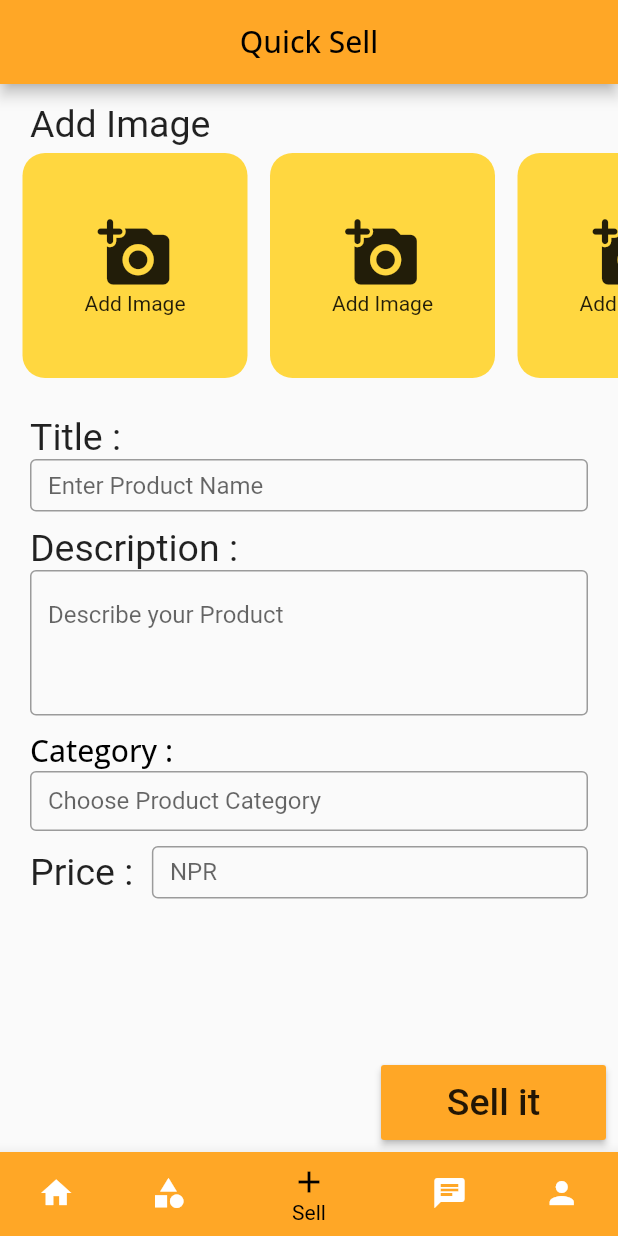
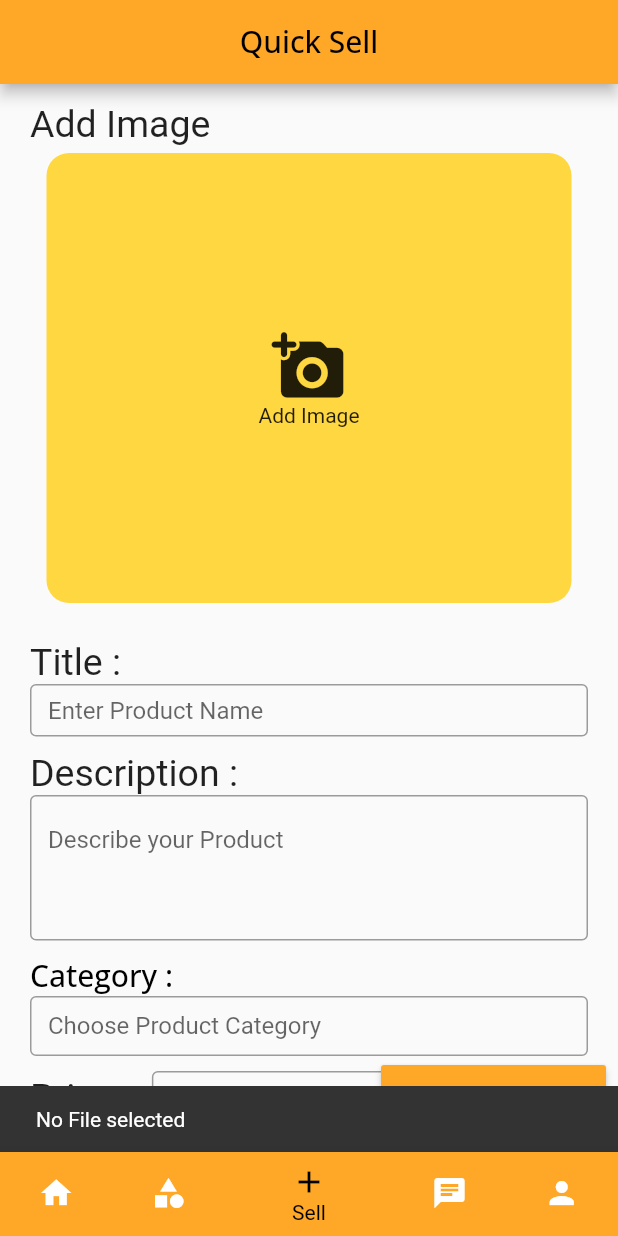
Before and after one commit to SudipRaaz/NewShop, a Flutter app: the screen it shows after launch, item 3 of the bottom bar chosen, after a tap on "Add Image", on a phone screen of 412 x 824 dp. Run offline on Flutter 3.47's test engine with Material 2 defaults, Android fonts, the light colour scheme and no system bars; our stand-ins replace carousel_slider, cloud_firestore, firebase_core, firebase_storage, google_fonts, image_picker and 2 more; accounts and stored records are empty.

Commit message:
Sell page image and data upload done

```diff
--- a/lib/components/image_box.dart
+++ b/lib/components/image_box.dart
@@ -1,10 +1,12 @@
 import 'dart:io';
 
+import 'package:firebase_storage/firebase_storage.dart';
 import 'package:flutter/cupertino.dart';
 
 import 'package:flutter/material.dart';
 import 'package:flutter/services.dart';
 import 'package:image_picker/image_picker.dart';
+import 'package:path/path.dart';
 
 class ImageBox extends StatefulWidget {
   const ImageBox({Key? key}) : super(key: key);
@@ -15,26 +17,43 @@ class ImageBox extends StatefulWidget {
 
 class _ImageBoxState extends State<ImageBox> {
   File? _image;
+  final imagePicker = ImagePicker();
+  String? downloadURL;
 
-  Future pickImage() async {
-    try {
-      final image = await ImagePicker().pickImage(source: ImageSource.gallery);
-      if (image == null) return;
+  // picking the image
 
-      setState(() {
-        this._image = File(image.path);
-      });
-    } on PlatformException catch (e) {
-      print('failed to pick image: $e');
-    }
+  Future imagePickerMethod() async {
+    final pick = await imagePicker.pickImage(source: ImageSource.gallery);
+    setState(() {
+      if (pick != null) {
+        _image = File(pick.path);
+      } else {
+        print("no file selected");
+      }
+    });
   }
+
+  // File? _imageFile;
+
+  // Future pickImage() async {
+  //   try {
+  //     final image = await ImagePicker().pickImage(source: ImageSource.gallery);
+  //     if (image == null) return;
+
+  //     setState(() {
+  //       this._imageFile = File(image.path);
+  //     });
+  //   } on PlatformException catch (e) {
+  //     print('failed to pick image: $e');
+  //   }
+  // }
 
   @override
   Widget build(BuildContext context) {
     return Row(
       children: [
         InkWell(
-          onTap: pickImage,
+          onTap: imagePickerMethod,
           child: Container(
             height: 150,
             width: 150,
@@ -55,15 +74,11 @@ class _ImageBoxState extends State<ImageBox> {
                               _image!,
                               fit: BoxFit.cover,
                             )
-                          : Column(
-                              children: [
-                                Icon(
-                                  Icons.add_a_photo_rounded,
-                                  size: 50,
-                                ),
-                                Text('Add Image'),
-                              ],
+                          : Icon(
+                              Icons.add_a_photo_rounded,
+                              size: 50,
                             ),
+                      Text('Add Image'),
                     ],
                   ),
           ),
--- a/lib/screen/sell.dart
+++ b/lib/screen/sell.dart
@@ -1,10 +1,15 @@
+import 'dart:io';
+
+import 'package:cloud_firestore/cloud_firestore.dart';
+import 'package:firebase_storage/firebase_storage.dart';
 import 'package:flutter/material.dart';
 
-import 'package:cloud_firestore/cloud_firestore.dart';
+import 'package:image_picker/image_picker.dart';
 import 'package:provider/provider.dart';
 import 'package:second_shopp/components/image_box.dart';
 import 'package:second_shopp/data/sell_dao.dart';
 import 'package:second_shopp/data/sell_data.dart';
+import 'package:permission_handler/permission_handler.dart';
 
 class Sell extends StatefulWidget {
   Sell({Key? key}) : super(key: key);
@@ -18,6 +23,42 @@ class _SellState extends State<Sell> {
   final TextEditingController _descriptionController = TextEditingController();
   final TextEditingController _categoryController = TextEditingController();
   final TextEditingController _priceController = TextEditingController();
+
+  File? _image;
+  final imagePicker = ImagePicker();
+  String? downloadURL;
+
+  // picking the image
+
+  Future imagePickerMethod() async {
+    final pick = await imagePicker.pickImage(source: ImageSource.gallery);
+    setState(() {
+      if (pick != null) {
+        _image = File(pick.path);
+      } else {
+        showSnackBar("No File selected", Duration(milliseconds: 800));
+      }
+    });
+  }
+
+  // uploading the image to firebase cloudstore
+  Future uploadImage(File _image) async {
+    final imgId = DateTime.now().millisecondsSinceEpoch.toString();
+    FirebaseFirestore firebaseFirestore = FirebaseFirestore.instance;
+    Reference reference =
+        FirebaseStorage.instance.ref().child('Images').child("post_$imgId");
+
+    await reference.putFile(_image);
+    downloadURL = await reference.getDownloadURL();
+
+    // cloud firestore
+    await firebaseFirestore
+        .collection("users")
+        .doc()
+        .collection("images")
+        .add({'downloadURL': downloadURL}).whenComplete(
+            () => showSnackBar("Image Uploaded", Duration(seconds: 2)));
+  }
 
   @override
   Widget build(BuildContext context) {
@@ -41,20 +82,58 @@ class _SellState extends State<Sell> {
               ),
             ),
             Container(
-              height: 150,
-              child: ListView(
-                scrollDirection: Axis.horizontal,
-                children: const [
-                  SizedBox(
-                    width: 15,
-                  ),
-                  ImageBox(),
-                  ImageBox(),
-                  ImageBox(),
-                  ImageBox(),
-                ],
-              ),
-            ),
+                height: 300,
+                // color: Colors.black38,
+                child: Row(
+                  mainAxisAlignment: MainAxisAlignment.spaceAround,
+                  children: [
+                    InkWell(
+                      onTap: imagePickerMethod,
+                      child: Container(
+                        height: 300,
+                        width: 350,
+                        decoration: BoxDecoration(
+                            // image: DecorationImage(image: AssetImage('ass')),
+                            color: Colors.amberAccent,
+                            borderRadius:
+                                BorderRadius.all(Radius.circular(15))),
+                        child: _image != null
+                            ? Image.file(
+                                _image!,
+                                fit: BoxFit.cover,
+                              )
+                            : Column(
+                                mainAxisAlignment: MainAxisAlignment.center,
+                                children: [
+                                  _image != null
+                                      ? Image.file(
+                                          _image!,
+                                          fit: BoxFit.cover,
+                                        )
+                                      : Icon(
+                                          Icons.add_a_photo_rounded,
+                                          size: 50,
+                                        ),
+                                  Text('Add Image'),
+                                ],
+                              ),
+                      ),
+                    ),
+                  ],
+                )
+                // ListView(
+                //   scrollDirection: Axis.horizontal,
+                //   children: const [
+                //     SizedBox(
+                //       width: 15,
+                //     ),
+                //     ImageBox(),
+                //     ImageBox(),
+                //     ImageBox(),
+                //     ImageBox(),
+                //   ],
+                // ),
+                ),
             SizedBox(
               height: 5,
             ),
@@ -160,7 +239,14 @@ class _SellState extends State<Sell> {
                 color: Colors.orange.shade400,
                 // style: const ButtonStyle(),
                 onPressed: () {
-                  _storeSellItems(sellDao);
+                  if (_image != null) {
+                    uploadImage(_image!);
+                    _storeSellItems(sellDao);
+                  } else {
+                    showSnackBar(
+                        "Select Image first", Duration(milliseconds: 800));
+                  }
+
                   final snackBar = SnackBar(
                     content: Text('Sell button pressed'),
                     action: SnackBarAction(
@@ -197,36 +283,40 @@ class _SellState extends State<Sell> {
     setState(() {});
   }
 
-  // Widget _getMessageList(Sell_Dao sellDao) {
-  //   return Expanded(
-  //     // 1
-  //     child: StreamBuilder<QuerySnapshot>(
-  //       // 2
-  //       stream: sellDao.getMessageStream(),
-  //       // 3
-  //       builder: (context, snapshot) {
-  //         // 4
-  //         if (!snapshot.hasData)
-  //           return const Center(child: LinearProgressIndicator());
-  //         // 5
-  //         return _buildList(context, snapshot.data!.docs);
-  //       },
-  //     ),
-  //   );
+  // uploadImage() async {
+  //   final _storage = FirebaseStorage.instance;
+  //   var image;
+
+  //   //Check Permissions
+  //   await Permission.photos.request();
+
+  //   var permissionStatus = await Permission.photos.status;
+
+  //   if (permissionStatus.isGranted){
+  //     //Select Image
+  //     image = await _picker.getImage(source: ImageSource.gallery);
+  //     var file = File(image.path);
+
+  //     if (image != null){
+  //       //Upload to Firebase
+  //       var snapshot = await _storage.ref()
+  //       .child('folderName/imageName')
+  //       .putFile(file);
+
+  //       var downloadUrl = await snapshot.ref.getDownloadURL();
+
+  //     } else {
+  //       print('No Path Received');
+  //     }
+
+  //   } else {
+  //     print('Grant Permissions and try again');
+  //   }
+
   // }
 
-  // // TODO: Add _buildList
-  // Widget _buildList(BuildContext context, List<DocumentSnapshot>? snapshot) {
-  //   return ListView(
-  //     // physics: const BouncingScrollPhysics(),
-  //     padding: const EdgeInsets.only(top: 20),
-  //     children: snapshot!.map((data) => _buildListItem(context, data)).toList(),
-  //   );
-  // }
-
-  // // TODO: Add _buildListItem
-  // Widget _buildListItem(BuildContext context, DocumentSnapshot snapshot) {
-  //   final message = Message.fromSnapshot(snapshot);
-  //   return MessageWidget(message.text, message.date, message.email);
-  // }
+  showSnackBar(String snackText, Duration d) {
+    final snackBar = SnackBar(content: Text(snackText), duration: d);
+    ScaffoldMessenger.of(context).showSnackBar(snackBar);
+  }
 }
--- a/pubspec.yaml
+++ b/pubspec.yaml
@@ -41,6 +41,8 @@ dependencies:
   # for slider home page
   carousel_slider: ^4.0.0
   smooth_page_indicator: ^1.0.0+2
+  # managing permission
+  permission_handler: ^8.3.0
   # database
   firebase_core: ^1.10.6
   cloud_firestore: ^3.1.5
```
Also changed, not shown: pubspec.lock.
